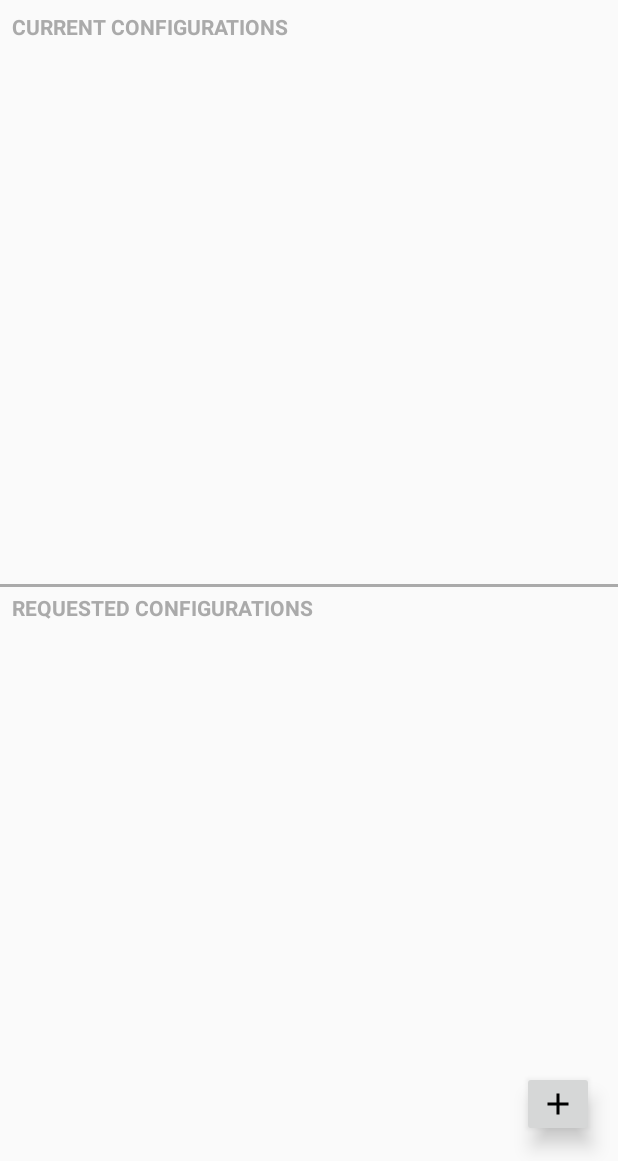
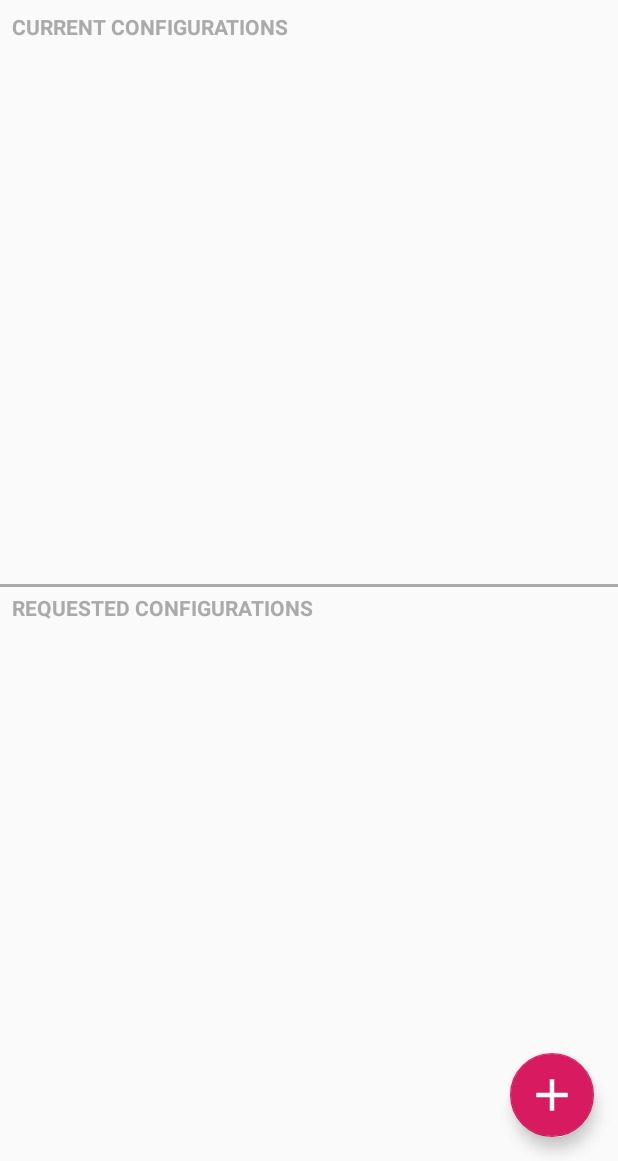
Before and after one commit to Harsh2098/ITSM-Client, an Android app: the AdminFragment screen opened through its navigation route, on a phone screen of 412 x 824 dp, the part 75-1236 px from its top. Run offline under Robolectric (Android 15) with nearby library versions, the phone set to English and light mode, and no system bars; 2 statements that could not run were skipped.

Commit message:
Add accept request functionality

```diff
--- a/app/src/main/java/com/hmproductions/itsmclient/fragment/AdminFragment.kt
+++ b/app/src/main/java/com/hmproductions/itsmclient/fragment/AdminFragment.kt
@@ -12,10 +12,7 @@ import com.hmproductions.itsmclient.R
 import com.hmproductions.itsmclient.adapter.ConfigurationRecyclerAdapter
 import com.hmproductions.itsmclient.adapter.RequestRecyclerAdapter
 import com.hmproductions.itsmclient.dagger.DaggerITSMApplicationComponent
-import com.hmproductions.itsmclient.data.AlterRequest
-import com.hmproductions.itsmclient.data.Configuration
-import com.hmproductions.itsmclient.data.DeleteConfigurationRequest
-import com.hmproductions.itsmclient.data.ITSMViewModel
+import com.hmproductions.itsmclient.data.*
 import com.hmproductions.itsmclient.utils.Constants
 import com.hmproductions.itsmclient.utils.Constants.ADMIN_USER
 import com.hmproductions.itsmclient.utils.Constants.CONFIG_FRAGMENT_MODE
@@ -85,11 +82,13 @@ class AdminFragment : Fragment(), ConfigurationRecyclerAdapter.OnConfigurationCl
 
                         this@AdminFragment.configurationList = configurationList.toMutableList()
                         configurationAdapter.swapData(configurationList)
+                    } else {
+                        this@AdminFragment.configurationList.clear()
                     }
-                    flipVisibility(configurationList.isNotEmpty())
                 } else {
                     context?.toast(Miscellaneous.extractErrorMessage(configurationResponse.errorBody()?.string()))
                 }
+                flipSetConfigVisibility(configurationList.isNotEmpty())
             }
         }
     }
@@ -106,16 +105,25 @@ class AdminFragment : Fragment(), ConfigurationRecyclerAdapter.OnConfigurationCl
 
                         this@AdminFragment.requestsList = requestsList.toMutableList()
                         requestsAdapter.swapData(requestsList)
+                    } else {
+                        this@AdminFragment.requestsList.clear()
                     }
                 } else {
                     context?.toast(Miscellaneous.extractErrorMessage(alterResponse.errorBody()?.string()))
                 }
+                flipRequestConfigVisibility(requestsList.isNotEmpty())
             }
         }
     }
 
-    private fun flipVisibility(listExists: Boolean) {
+    private fun flipSetConfigVisibility(listExists: Boolean) {
+        noConfigurationsTextView.visibility = if (listExists) View.GONE else View.VISIBLE
+        configurationsRecyclerView.visibility = if (listExists) View.VISIBLE else View.GONE
+    }
 
+    private fun flipRequestConfigVisibility(listExists: Boolean) {
+        noRequestsTextView.visibility = if (listExists) View.GONE else View.VISIBLE
+        requestsRecyclerView.visibility = if (listExists) View.VISIBLE else View.GONE
     }
 
     override fun onCreateOptionsMenu(menu: Menu, inflater: MenuInflater) {
@@ -142,7 +150,8 @@ class AdminFragment : Fragment(), ConfigurationRecyclerAdapter.OnConfigurationCl
 
     private fun deleteRequestAsynchronously(requestId: String) {
         doAsync {
-            val deleteRequestResponse = client.deleteConfigurationRequest(model.token, DeleteConfigurationRequest(requestId)).execute()
+            val deleteRequestResponse =
+                client.deleteConfigurationRequest(model.token, DeleteConfigurationRequest(requestId)).execute()
 
             uiThread {
                 if (deleteRequestResponse.isSuccessful) {
@@ -157,9 +166,47 @@ class AdminFragment : Fragment(), ConfigurationRecyclerAdapter.OnConfigurationCl
     }
 
     private fun acceptRequestAsynchronously(requestId: String) {
+
         doAsync {
+            val currentTier = getTierFromRequestId(requestId)
+            val allFields = getCombinedFields(configurationList, requestsList, requestId, currentTier)
+            val setConfigurationResponse =
+                client.setConfiguration(model.token, ConfigurationRequest(currentTier, allFields)).execute()
+            uiThread {
+                if (setConfigurationResponse.isSuccessful) {
+                    deleteRequestAsynchronously(requestId)
+                    getAllRequestedConfigurationsAsync()
+                    getAllConfigurationsAsync()
+                } else {
+                    context?.toast(Miscellaneous.extractErrorMessage(setConfigurationResponse.errorBody()?.string()))
+                }
+            }
+        }
+    }
 
+    private fun getCombinedFields(configList: List<Configuration>, requestList: List<AlterRequest>, uniqueId: String, tier: Int): List<String> {
+        val combinedFields = mutableListOf<String>()
+        for (currentConfig in configList) {
+            if (currentConfig.tier == tier)
+                combinedFields.addAll(currentConfig.fields)
         }
+
+        for (currentRequest in requestList) {
+            if (currentRequest.id == uniqueId) {
+                combinedFields.addAll(currentRequest.fields)
+            }
+        }
+
+        return combinedFields.distinct()
+    }
+
+    private fun getTierFromRequestId(requestId: String): Int {
+        for (currentRequest in requestsList) {
+            if (currentRequest.id == requestId)
+                return currentRequest.tier
+        }
+
+        return -1
     }
 
     override fun onConfigurationClick(tier: Int) {
@@ -171,7 +218,7 @@ class AdminFragment : Fragment(), ConfigurationRecyclerAdapter.OnConfigurationCl
     override fun onRequestClick(requestId: String) {
         AlertDialog.Builder(context)
             .setTitle("Confirm Request")
-            .setMessage("Do you want to confirm this configuration request?")
+            .setMessage("Requested fields will be appended to existing configuration. Do you want to accept this request?")
             .setPositiveButton("Yes") { _, _ -> acceptRequestAsynchronously(requestId) }
             .setNegativeButton("Reject") { _, _ -> deleteRequestAsynchronously(requestId) }
             .setNeutralButton("Cancel") { dI, _ -> dI.dismiss() }
--- a/app/src/main/res/drawable/add_icon.xml
+++ b/app/src/main/res/drawable/add_icon.xml
@@ -1,10 +1,10 @@
 <vector xmlns:android="http://schemas.android.com/apk/res/android"
     android:width="24dp"
     android:height="24dp"
-    android:tint="#000000"
+    android:tint="#FFFFFF"
     android:viewportWidth="24.0"
     android:viewportHeight="24.0">
     <path
-        android:fillColor="#FF000000"
+        android:fillColor="#FFFFFF"
         android:pathData="M19,13h-6v6h-2v-6H5v-2h6V5h2v6h6v2z" />
 </vector>
--- a/app/src/main/res/layout/fragment_admin.xml
+++ b/app/src/main/res/layout/fragment_admin.xml
@@ -61,7 +61,7 @@
         app:layout_constraintStart_toStartOf="parent"
         app:layout_constraintTop_toBottomOf="@id/requestedConfigurationsText" />
 
-    <ImageButton
+    <com.google.android.material.floatingactionbutton.FloatingActionButton
         android:id="@+id/addConfigurationFab"
         android:layout_width="wrap_content"
         android:layout_height="wrap_content"
@@ -74,6 +74,30 @@
         app:layout_constraintEnd_toEndOf="parent"
         app:maxImageSize="36dp" />
 
+    <TextView
+        android:id="@+id/noRequestsTextView"
+        android:layout_width="wrap_content"
+        android:layout_height="wrap_content"
+        android:text="@string/no_requests_found"
+        android:textSize="16sp"
+        android:visibility="gone"
+        app:layout_constraintBottom_toBottomOf="@id/requestsRecyclerView"
+        app:layout_constraintEnd_toEndOf="@id/requestsRecyclerView"
+        app:layout_constraintStart_toStartOf="@id/requestsRecyclerView"
+        app:layout_constraintTop_toTopOf="@id/requestsRecyclerView" />
+
+    <TextView
+        android:id="@+id/noConfigurationsTextView"
+        android:layout_width="wrap_content"
+        android:layout_height="wrap_content"
+        android:text="@string/no_configurations_found"
+        android:textSize="16sp"
+        android:visibility="gone"
+        app:layout_constraintBottom_toBottomOf="@id/configurationsRecyclerView"
+        app:layout_constraintEnd_toEndOf="@id/configurationsRecyclerView"
+        app:layout_constraintStart_toStartOf="@id/configurationsRecyclerView"
+        app:layout_constraintTop_toTopOf="@id/configurationsRecyclerView" />
+
     <androidx.constraintlayout.widget.Guideline
         android:id="@+id/adminGuideline"
         android:layout_width="wrap_content"
--- a/app/src/main/res/values/strings.xml
+++ b/app/src/main/res/values/strings.xml
@@ -33,6 +33,8 @@
     <string name="request_config">Request Config</string>
     <string name="current_configurations">Current Configurations</string>
     <string name="requested_configurations">Requested Configurations</string>
+    <string name="no_requests_found">No requests found</string>
+    <string name="no_configurations_found">No configurations found</string>
 
     <string-array name="designations">
         <item>Vice President</item>
```
